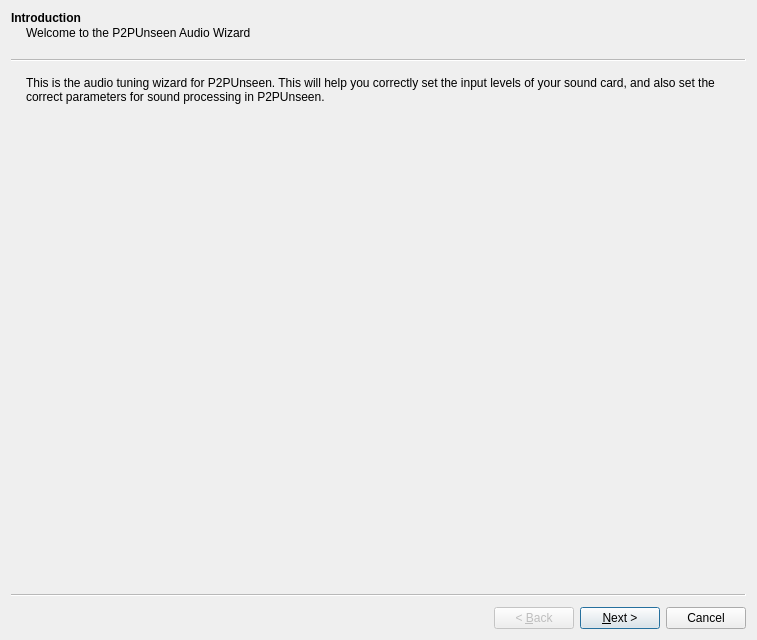
First picture: the form in plugins/VOIP/gui/AudioWizard.ui, repository RetroShare/RetroShare, before the edit.
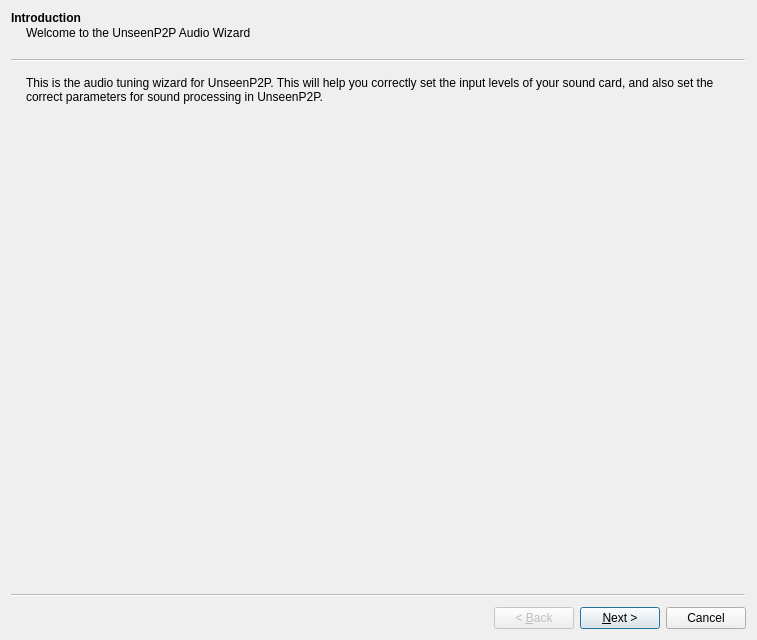
Second picture: the form after the edit.

Commit message: Update Unseen name

Patch:
```diff
--- a/plugins/VOIP/gui/AudioWizard.ui
+++ b/plugins/VOIP/gui/AudioWizard.ui
@@ -18,13 +18,13 @@
     <string>Introduction</string>
    </property>
    <property name="subTitle">
-    <string>Welcome to the P2PUnseen Audio Wizard</string>
+    <string>Welcome to the UnseenP2P Audio Wizard</string>
    </property>
    <layout class="QVBoxLayout" name="verticalLayout">
     <item>
      <widget class="QLabel" name="label">
       <property name="text">
-       <string>&lt;html&gt;&lt;head/&gt;&lt;body&gt;&lt;p&gt;This is the audio tuning wizard for P2PUnseen. This will help you correctly set the input levels of your sound card, and also set the correct parameters for sound processing in P2PUnseen. &lt;/p&gt;&lt;/body&gt;&lt;/html&gt;</string>
+       <string>&lt;html&gt;&lt;head/&gt;&lt;body&gt;&lt;p&gt;This is the audio tuning wizard for UnseenP2P. This will help you correctly set the input levels of your sound card, and also set the correct parameters for sound processing in UnseenP2P. &lt;/p&gt;&lt;/body&gt;&lt;/html&gt;</string>
       </property>
       <property name="wordWrap">
        <bool>true</bool>
```
Left out of the diff: 8 changed lines with no effect on the pictures. The commit also changes 107 other files.
